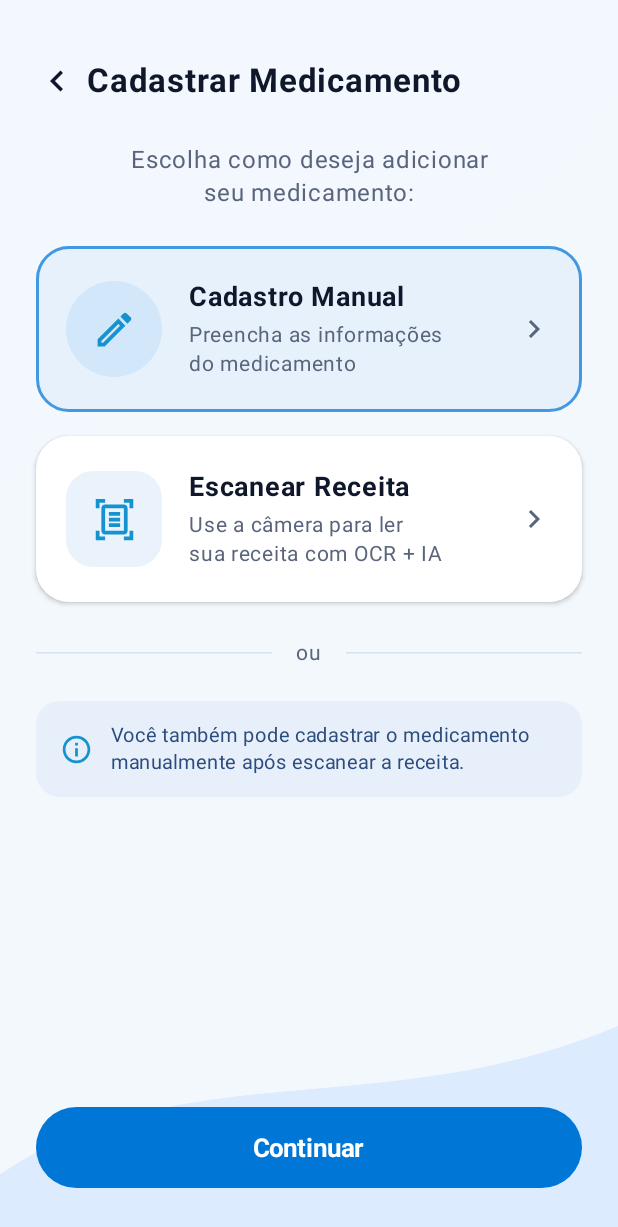
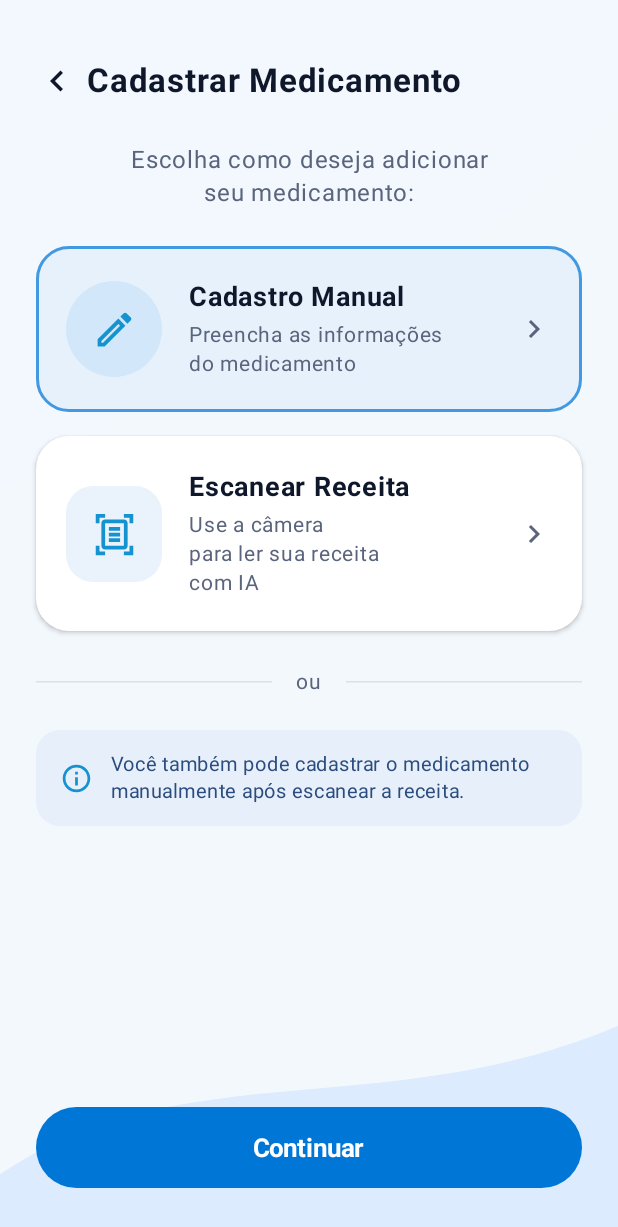
Before and after one commit to KayqueBrenno1/V2-Mobile-MedTime, an Android app built with Jetpack Compose: the EscolhaCadastroMedicamentoScreen screen opened through its navigation route, after a tap on "Agora não", on a phone screen of 412 x 824 dp. Shown: the top 1227 px of the screen. Run offline under Robolectric (Android 15) with nearby library versions, the phone set to English and light mode, and no system bars; network calls fail; 4 statements that could not run were skipped.

Commit message:
feat: ajustar

```diff
--- a/app/src/main/java/com/example/v2_medtime/screens/EscolhaCadastroMedicamentoScreen.kt
+++ b/app/src/main/java/com/example/v2_medtime/screens/EscolhaCadastroMedicamentoScreen.kt
@@ -175,7 +175,7 @@ fun EscolhaCadastroMedicamentoScreen(
                 OpcaoCadastroCard(
                     icon = Icons.Outlined.DocumentScanner,
                     titulo = "Escanear Receita",
-                    subtitulo = "Use a câmera para ler\nsua receita com OCR + IA",
+                    subtitulo = "Use a câmera \npara ler sua receita \ncom IA",
                     selecionado = modoSelecionado == ModoCadastro.OCR,
                     onClick = { modoSelecionado = ModoCadastro.OCR }
                 )
```
